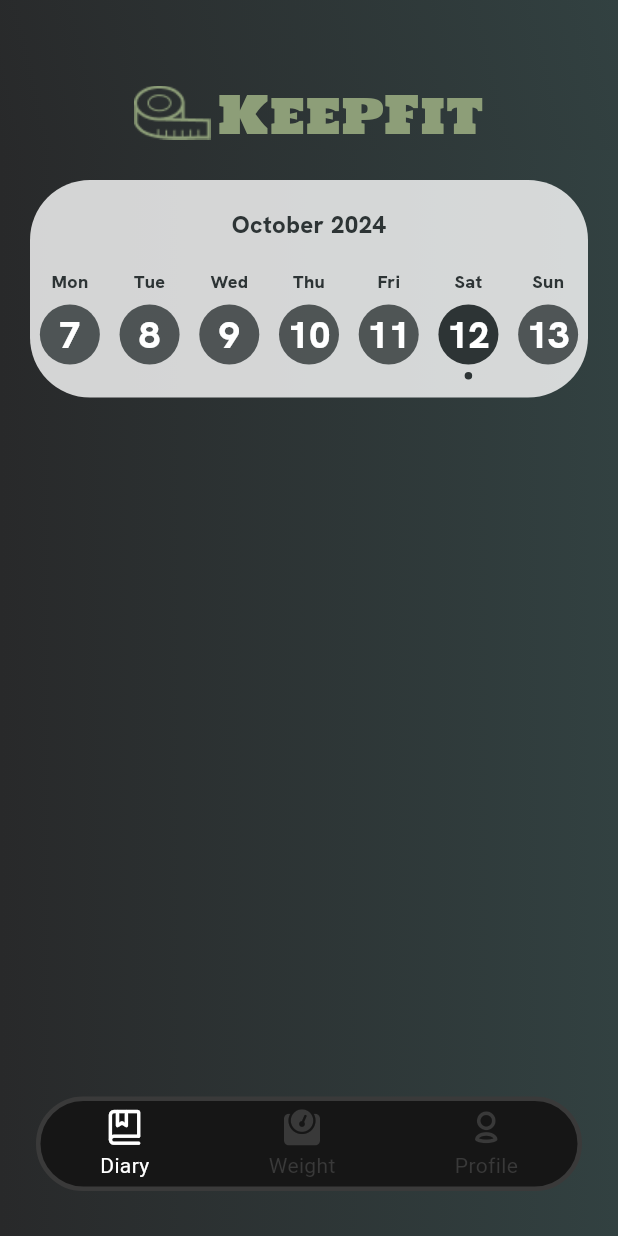
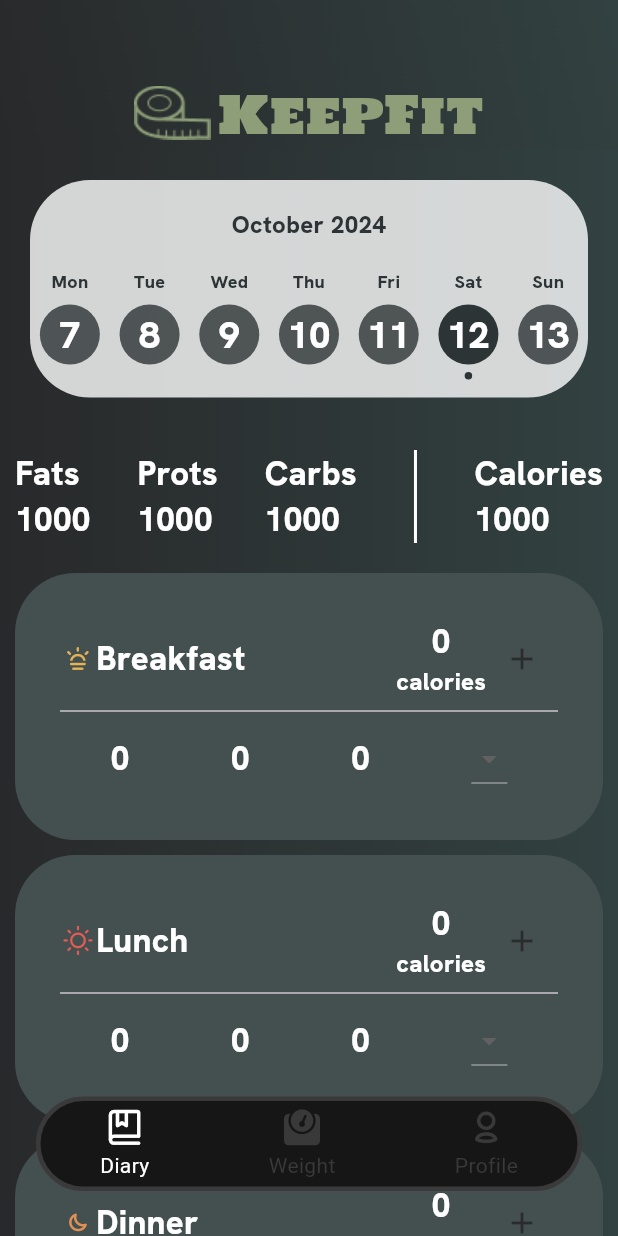
Before and after one commit to furnenshv123/keep_fit, a Flutter app: the screen it shows after launch, on a phone screen of 412 x 824 dp. Run offline on Flutter 3.47's test engine with Material 3 defaults, Android fonts, the phone set to English and light mode, and no system bars; drawn by our look-alikes of table_calendar; our stand-ins replace auto_route, dartz, equatable, firebase_auth, firebase_core, fl_chart and 2 more; missing offline and left inert: dart:ffi; accounts and stored records are empty.

Commit message:
diary ui done, preparation for add bloc state managment table calendar

```diff
--- a/lib/features/auth/presentation/view/auth_screen.dart
+++ b/lib/features/auth/presentation/view/auth_screen.dart
@@ -83,7 +83,7 @@ class _ProfileScreenState extends State<AuthScreen> {
                 TextButton(
                     onPressed: () {
 
-                        AutoRouter.of(context).replace(const SignInRoute());
+                        AutoRouter.of(context).push(const SignInRoute());
                     },
                     child: const Text(
                       'Sign in',
--- a/lib/features/auth/presentation/view/sign_in_screen.dart
+++ b/lib/features/auth/presentation/view/sign_in_screen.dart
@@ -70,7 +70,8 @@ class _SignInScreenState extends State<SignInScreen> {
                 TextButton(
                     onPressed: () {
 
-                        AutoRouter.of(context).replace(const AuthRoute());
+                        AutoRouter.of(context).navigate(const AuthRoute());
+
                     },
                     child: const Text(
                       'Sign up',
--- a/lib/features/diary/domain/entities/ingredient_entity.dart
+++ b/lib/features/diary/domain/entities/ingredient_entity.dart
@@ -6,9 +6,9 @@ class IngredientEntity extends Equatable{
   final int calories;
   final String name;
   final int weight;
-  final double proteins;
-  final double carbohydrates;
-  final double fats;
+  final int proteins;
+  final int carbohydrates;
+  final int fats;
   final String urlPicture;
   IngredientEntity({required this.id, required this.calories, required this.name, required this.weight, required this.proteins, required this.carbohydrates, required this.fats, required this.urlPicture});
 
--- a/lib/features/diary/domain/entities/meal_entity.dart
+++ b/lib/features/diary/domain/entities/meal_entity.dart
@@ -1,3 +1,5 @@
+import 'dart:ffi';
+
 import 'package:equatable/equatable.dart';
 import 'package:keep_fit/features/diary/domain/entities/ingredient_entity.dart';
 
@@ -6,9 +8,9 @@ class MealEntity extends Equatable {
   final int allCalories;
   final String name;
   final int allWeight;
-  final double allProteins;
-  final double allCarbohydrates;
-  final double allFats;
+  final int allProteins;
+  final int allCarbohydrates;
+  final int allFats;
   final List<IngredientEntity> ingredients;
   final DateTime date;
   MealEntity(
--- a/lib/features/diary/presentation/view/diary_screen.dart
+++ b/lib/features/diary/presentation/view/diary_screen.dart
@@ -1,10 +1,13 @@
 import 'package:auto_route/auto_route.dart';
 import 'package:flutter/material.dart';
 import 'package:keep_fit/features/diary/presentation/widgets/calendar_widget.dart';
+import 'package:keep_fit/features/diary/presentation/widgets/data_for_day_widget.dart';
+import 'package:keep_fit/features/diary/presentation/widgets/meal_widget.dart';
 import 'package:keep_fit/features/main/presentation/widgets/main_logo_app.dart';
+import 'package:keep_fit/icons/app_icons.dart';
+import 'package:keep_fit/icons/icons_app_icons.dart';
 import 'package:keep_fit/themes/colors.dart';
-
-
+import 'package:table_calendar/table_calendar.dart';
 
 @RoutePage()
 class DiaryScreen extends StatefulWidget {
@@ -15,17 +18,34 @@ class DiaryScreen extends StatefulWidget {
 }
 
 class _DiaryScreenState extends State<DiaryScreen> {
+  List<String> listOfNames = ['Breakfast', 'Lunch', 'Dinner'];
+  List<IconData> listOfIcons = [
+    IconsApp.sunrise,
+    IconsApp.sun,
+    IconsApp.moon
+  ];
+  List<Color> listOfColors = [
+    AppColors.colorForBreakfast,
+    AppColors.lunchIconColor,
+    AppColors.colorForDinner
+  ];
   @override
   Widget build(BuildContext context) {
+
     return Container(
-      decoration: const BoxDecoration(
-        gradient: AppColors.gradientApp
-      ),
-      child: ListView(
-        children: [
-          CalendarWidget()
-        ],
-      )
-    );
+        decoration: const BoxDecoration(gradient: AppColors.gradientApp),
+        child: ListView(
+          children: [
+            const CalendarWidget(),
+            DataForDayWidget(calories: 1000, carbs: 1000, fats: 1000, prots: 1000),
+            Column(
+              children: List.generate(listOfIcons.length, (index) {
+                return MealWidget(
+                    name: listOfNames[index], icon: listOfIcons[index], color: listOfColors[index],);
+              }),
+            ),
+
+          ],
+        ));
   }
 }
--- a/lib/features/diary/presentation/widgets/calendar_widget.dart
+++ b/lib/features/diary/presentation/widgets/calendar_widget.dart
@@ -20,8 +20,9 @@ class _CalendarWidgetState extends State<CalendarWidget> {
       decoration: const BoxDecoration(
           borderRadius: BorderRadius.all(Radius.circular(40)),
           color: Color.fromRGBO(255, 255, 255, 0.8)),
-      child: TableCalendar(
-
+      child: Column(
+        children: [
+          TableCalendar(
             daysOfWeekStyle: const DaysOfWeekStyle(
               weekdayStyle: TextStyle(color: AppColors.selectedDayColor, fontFamily: "Hanken", fontSize: 12),
               weekendStyle: TextStyle(color: AppColors.selectedDayColor, fontFamily: "Hanken", fontSize: 12),
@@ -46,8 +47,10 @@ class _CalendarWidgetState extends State<CalendarWidget> {
               if (!isSameDay(_selectedDay, selectedDay)) {
                 // Call `setState()` when updating the selected day
                 setState(() {
+                  if(focusedDay.isBefore(DateTime.now())){
                   _selectedDay = selectedDay;
                   _focusedDay = focusedDay;
+                  }
                 });
               }
             },
@@ -58,6 +61,9 @@ class _CalendarWidgetState extends State<CalendarWidget> {
                 titleCentered: true,
                 headerMargin: EdgeInsets.symmetric(vertical: 10),
                 titleTextStyle: TextStyle(color: AppColors.selectedDayColor, fontFamily: "Hanken", fontSize: 16)),
+          ),
+
+        ],
       ),
     );
   }
--- /dev/null
+++ b/lib/features/diary/presentation/widgets/chart_widget.dart
@@ -0,0 +1,19 @@
+import 'package:fl_chart/fl_chart.dart';
+import 'package:flutter/material.dart';
+
+class ChartWidget extends StatefulWidget {
+  const ChartWidget({super.key});
+
+  @override
+  State<ChartWidget> createState() => _ChartWidgetState();
+}
+
+class _ChartWidgetState extends State<ChartWidget> {
+  @override
+  Widget build(BuildContext context) {
+    return AspectRatio(
+      aspectRatio: 16/9,
+      child: Container(child: Placeholder()),
+    );
+  }
+}
--- /dev/null
+++ b/lib/features/diary/presentation/widgets/data_for_day_widget.dart
@@ -0,0 +1,69 @@
+import 'package:flutter/material.dart';
+
+class DataForDayWidget extends StatefulWidget {
+  DataForDayWidget(
+      {super.key,
+      required this.calories,
+      required this.carbs,
+      required this.fats,
+      required this.prots});
+  int fats;
+  int prots;
+  int carbs;
+  int calories;
+  @override
+  State<DataForDayWidget> createState() => _DataForDayWidgetState();
+}
+
+class _DataForDayWidgetState extends State<DataForDayWidget> {
+  @override
+  Widget build(BuildContext context) {
+    return Container(
+      margin: const EdgeInsets.symmetric(horizontal: 10, vertical: 15),
+      child: IntrinsicHeight(
+        child: Row(
+          mainAxisAlignment: MainAxisAlignment.spaceBetween,
+          children: [
+            ConstrainedBox(
+              constraints: const BoxConstraints(
+                  maxHeight: 70, maxWidth: 100, minWidth: 50),
+              child: Text(
+                'Fats\n' + widget.fats.toString(),
+                style: const TextStyle(
+                    fontFamily: "Hanken", fontSize: 22, color: Colors.white),
+              ),
+            ),
+            ConstrainedBox(
+              constraints: const BoxConstraints(
+                  maxHeight: 70, maxWidth: 100, minWidth: 50),
+              child: Text(
+                'Prots\n' + widget.prots.toString(),
+                style: const TextStyle(
+                    fontFamily: "Hanken", fontSize: 22, color: Colors.white),
+              ),
+            ),
+            ConstrainedBox(
+              constraints: const BoxConstraints(
+                  maxHeight: 70, maxWidth: 100, minWidth: 50),
+              child: Text(
+                'Carbs\n' + widget.carbs.toString(),
+                style: const TextStyle(
+                    fontFamily: "Hanken", fontSize: 22, color: Colors.white),
+              ),
+            ),
+            const VerticalDivider(color: Colors.white, thickness: 2,),
+            ConstrainedBox(
+              constraints: const BoxConstraints(
+                  maxHeight: 70, maxWidth: 100, minWidth: 50),
+              child: Text(
+                'Calories\n' + widget.calories.toString(),
+                style: const TextStyle(
+                    fontFamily: "Hanken", fontSize: 22, color: Colors.white),
+              ),
+            )
+          ],
+        ),
+      ),
+    );
+  }
+}
--- /dev/null
+++ b/lib/features/diary/presentation/widgets/meal_widget.dart
@@ -0,0 +1,117 @@
+import 'package:flutter/material.dart';
+import 'package:keep_fit/icons/app_icons.dart';
+import 'package:keep_fit/themes/colors.dart';
+
+class MealWidget extends StatefulWidget {
+  MealWidget(
+      {super.key,
+      required this.name,
+      required this.icon,
+      this.fats = 0,
+      this.proteins = 0,
+      this.calories = 0,
+      this.carbs = 0, required this.color});
+  int fats;
+  int carbs;
+  int proteins;
+  int calories;
+  final String name;
+  final IconData icon;
+  final Color color;
+  @override
+  State<MealWidget> createState() => _MealWidgetState();
+}
+
+class _MealWidgetState extends State<MealWidget> {
+  @override
+  Widget build(BuildContext context) {
+    return Container(
+      padding: const EdgeInsets.all(30),
+      margin: const EdgeInsets.symmetric(vertical: 5, horizontal: 10),
+      decoration: const BoxDecoration(
+          borderRadius: BorderRadius.all(
+            Radius.circular(40),
+          ),
+          color: AppColors.colorForMealWidgets),
+      child: Column(
+        children: [
+          Row(
+            mainAxisAlignment: MainAxisAlignment.spaceBetween,
+            children: [
+              Container(
+                child: Row(
+                  children: [
+                    Icon(widget.icon, color: widget.color,),
+                    Text(
+                      widget.name,
+                      style: const TextStyle(
+                          color: Colors.white, fontFamily: "Hanken", fontSize: 22),
+                    ),
+                  ],
+                ),
+              ),
+              Row(
+                mainAxisAlignment: MainAxisAlignment.end,
+                children: [
+                  Container(
+                    child: Column(
+                      children: [
+                        Text(
+                          widget.calories.toString(),
+                          style: const TextStyle(
+                              color: Colors.white,
+                              fontFamily: "Hanken",
+                              fontSize: 22),
+                        ),
+                        const Text(
+                          'calories',
+                          style: TextStyle(
+                              color: Colors.white,
+                              fontFamily: "Hanken",
+                              fontSize: 16),
+                        )
+                      ],
+                    ),
+                  ),
+                  IconButton(
+                      splashColor: Colors.black,
+                      onPressed: () {},
+                      icon: const Icon(
+                        Icons.add,
+                        color: AppColors.colorForIconButtons,
+                      )),
+                ],
+              )
+            ],
+          ),
+          const Divider(
+
+          ),
+          Row(
+            mainAxisAlignment: MainAxisAlignment.spaceAround,
+            children: [
+              Text(
+                widget.fats.toString(),
+                style: const TextStyle(
+                    fontFamily: "Hanken", fontSize: 22, color: Colors.white),
+              ),
+              Text(
+                widget.proteins.toString(),
+                style: const TextStyle(
+                    fontFamily: "Hanken", fontSize: 22, color: Colors.white),
+              ),
+              Text(
+                widget.carbs.toString(),
+                style: const TextStyle(
+                    fontFamily: "Hanken", fontSize: 22, color: Colors.white),
+              ),
+              DropdownButton(items: [
+                DropdownMenuItem(child: Container())
+              ], onChanged: (value) {}, )
+            ],
+          )
+        ],
+      ),
+    );
+  }
+}
--- a/lib/features/main/presentation/view/home_screen.dart
+++ b/lib/features/main/presentation/view/home_screen.dart
@@ -25,7 +25,7 @@ class _HomeScreenState extends State<HomeScreen> {
       routes: [DiaryRoute(), WeightRoute(), AuthNavigationRoute()],
       builder: (context, child) {
         final tabsRouter = AutoTabsRouter.of(context);
-        final ListOfIcons = [
+        const ListOfIcons = [
           AppIcons.vector__1_,
           AppIcons.weight,
           AppIcons.user_outline
--- a/lib/icons/app_icons.dart
+++ b/lib/icons/app_icons.dart
@@ -20,7 +20,8 @@
 ///         Author:    Dave Gandy
 ///         License:   SIL (https://github.com/FortAwesome/Font-Awesome/blob/master/LICENSE.txt)
 ///         Homepage:  http://fortawesome.github.com/Font-Awesome/
-///
+
+
 import 'package:flutter/widgets.dart';
 
 class AppIcons {
@@ -32,4 +33,5 @@ class AppIcons {
   static const IconData user_outline = IconData(0xe800, fontFamily: _kFontFam, fontPackage: _kFontPkg);
   static const IconData vector__1_ = IconData(0xe802, fontFamily: _kFontFam, fontPackage: _kFontPkg);
   static const IconData weight = IconData(0xf496, fontFamily: _kFontFam, fontPackage: _kFontPkg);
+
 }
--- /dev/null
+++ b/lib/icons/icons_app_icons.dart
@@ -0,0 +1,31 @@
+/// Flutter icons IconsApp
+/// Copyright (C) 2024 by original authors @ fluttericon.com, fontello.com
+/// This font was generated by FlutterIcon.com, which is derived from Fontello.
+///
+/// To use this font, place it in your fonts/ directory and include the
+/// following in your pubspec.yaml
+///
+/// flutter:
+///   fonts:
+///    - family:  IconsApp
+///      fonts:
+///       - asset: fonts/IconsApp.ttf
+///
+///
+/// * Meteocons, Copyright (C) 2012 by Alessio Atzeni
+///         Author:    Alessio Atzeni
+///         License:   SIL (http://scripts.sil.org/OFL)
+///         Homepage:  http://www.alessioatzeni.com
+///
+import 'package:flutter/widgets.dart';
+
+class IconsApp {
+  IconsApp._();
+
+  static const _kFontFam = 'IconsApp';
+  static const String? _kFontPkg = null;
+
+  static const IconData sun = IconData(0xe800, fontFamily: _kFontFam, fontPackage: _kFontPkg);
+  static const IconData sunrise = IconData(0xe801, fontFamily: _kFontFam, fontPackage: _kFontPkg);
+  static const IconData moon = IconData(0xe802, fontFamily: _kFontFam, fontPackage: _kFontPkg);
+}
--- a/lib/resources/images.dart
+++ b/lib/resources/images.dart
@@ -3,5 +3,6 @@ part of 'resources.dart';
 class Images {
   Images._();
 
+
   static const String tape = 'assets/images/tape.png';
 }
--- a/lib/themes/colors.dart
+++ b/lib/themes/colors.dart
@@ -13,7 +13,11 @@ secondForGradient,
     firstForGradient,
 
   ]);
+  static const Color colorForIconButtons = Color(0xff292B2C);
   static const Color selectedDayColor = Color(0xff2D3435);
   static const Color defaultDayColor = Color.fromRGBO(45, 52, 53, 0.8);
   static const Color lunchIconColor = Color(0xffE35C54);
+  static const Color colorForMealWidgets = Color(0xff444F50);
+  static const Color colorForBreakfast = Color(0xffE3B254);
+  static const Color colorForDinner = Color(0xffE39054);
 }
--- a/pubspec.yaml
+++ b/pubspec.yaml
@@ -49,6 +49,7 @@ dependencies:
   spider: ^4.2.2
   table_calendar: ^3.1.2
   intl: ^0.19.0
+  fl_chart: ^0.69.0
 dev_dependencies:
   flutter_test:
     sdk: flutter
@@ -92,6 +93,9 @@ flutter:
   assets:
     - assets/images/tape.png
   fonts:
+    - family: IconsApp
+      fonts:
+        - asset: assets/fonts/IconsApp.ttf
     - family: AppIcons
       fonts:
        - asset: assets/fonts/MyFlutterApp.ttf
```
Also changed, not shown: assets/fonts/IconsApp.ttf (added), pubspec.lock, 1 other file. Lines whose indentation alone changed are shown as unchanged.
